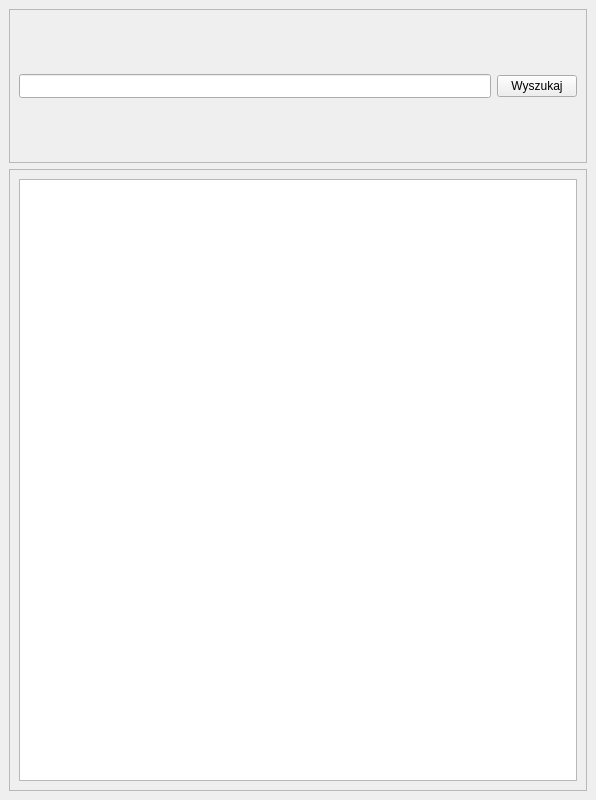
Before: the Qt Designer form nag_archmap_dockwidget_base.ui in dszrek/NAG_ArchMap, drawn with Qt 5.
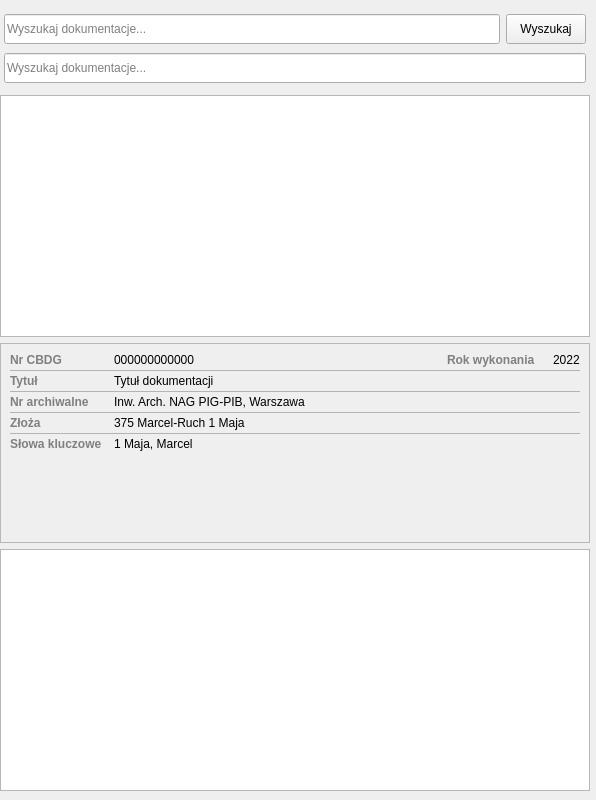
After: the same form once the commit is applied. Custom widgets are drawn as their Qt base class.

Commit message: Refaktoring ui, dodadnie widget'ów wyświetlających atrybuty zaznaczonej dokumentacji i tableview map

The edit to the form file:
```diff
--- a/nag_archmap_dockwidget_base.ui
+++ b/nag_archmap_dockwidget_base.ui
@@ -13,7 +13,7 @@
   <property name="minimumSize">
    <size>
     <width>592</width>
-    <height>780</height>
+    <height>456</height>
    </size>
   </property>
   <property name="windowTitle">
@@ -21,6 +21,18 @@
   </property>
   <widget class="QWidget" name="dockWidgetContents">
    <layout class="QVBoxLayout" name="verticalLayout">
+    <property name="leftMargin">
+     <number>0</number>
+    </property>
+    <property name="topMargin">
+     <number>9</number>
+    </property>
+    <property name="rightMargin">
+     <number>6</number>
+    </property>
+    <property name="bottomMargin">
+     <number>9</number>
+    </property>
     <item>
      <widget class="QFrame" name="frm_search">
       <property name="sizePolicy">
@@ -32,64 +44,503 @@
       <property name="minimumSize">
        <size>
         <width>0</width>
-        <height>154</height>
+        <height>80</height>
        </size>
       </property>
       <property name="frameShape">
-       <enum>QFrame::StyledPanel</enum>
+       <enum>QFrame::NoFrame</enum>
       </property>
       <property name="frameShadow">
        <enum>QFrame::Raised</enum>
       </property>
-      <layout class="QHBoxLayout" name="horizontalLayout">
+      <layout class="QVBoxLayout" name="verticalLayout_3">
+       <property name="spacing">
+        <number>2</number>
+       </property>
+       <property name="leftMargin">
+        <number>2</number>
+       </property>
+       <property name="topMargin">
+        <number>2</number>
+       </property>
+       <property name="rightMargin">
+        <number>2</number>
+       </property>
+       <property name="bottomMargin">
+        <number>2</number>
+       </property>
        <item>
-        <widget class="QLineEdit" name="le_search">
-         <property name="minimumSize">
-          <size>
-           <width>0</width>
-           <height>24</height>
-          </size>
+        <widget class="QFrame" name="frm_search_1">
+         <property name="frameShape">
+          <enum>QFrame::NoFrame</enum>
          </property>
+         <property name="frameShadow">
+          <enum>QFrame::Raised</enum>
+         </property>
+         <layout class="QHBoxLayout" name="horizontalLayout">
+          <property name="leftMargin">
+           <number>2</number>
+          </property>
+          <property name="topMargin">
+           <number>2</number>
+          </property>
+          <property name="rightMargin">
+           <number>2</number>
+          </property>
+          <property name="bottomMargin">
+           <number>2</number>
+          </property>
+          <item>
+           <widget class="QLineEdit" name="le_search">
+            <property name="minimumSize">
+             <size>
+              <width>0</width>
+              <height>30</height>
+             </size>
+            </property>
+            <property name="placeholderText">
+             <string>Wyszukaj dokumentacje...</string>
+            </property>
+           </widget>
+          </item>
+          <item>
+           <widget class="QPushButton" name="btn_search">
+            <property name="minimumSize">
+             <size>
+              <width>0</width>
+              <height>30</height>
+             </size>
+            </property>
+            <property name="text">
+             <string>Wyszukaj</string>
+            </property>
+           </widget>
+          </item>
+         </layout>
         </widget>
        </item>
        <item>
-        <widget class="QPushButton" name="btn_search">
-         <property name="text">
-          <string>Wyszukaj</string>
+        <widget class="QFrame" name="frm_search_2">
+         <property name="frameShape">
+          <enum>QFrame::NoFrame</enum>
          </property>
+         <property name="frameShadow">
+          <enum>QFrame::Raised</enum>
+         </property>
+         <layout class="QVBoxLayout" name="verticalLayout_4">
+          <property name="leftMargin">
+           <number>2</number>
+          </property>
+          <property name="topMargin">
+           <number>2</number>
+          </property>
+          <property name="rightMargin">
+           <number>2</number>
+          </property>
+          <property name="bottomMargin">
+           <number>2</number>
+          </property>
+          <item>
+           <widget class="QgsFilterLineEdit" name="le_filter_search">
+            <property name="minimumSize">
+             <size>
+              <width>0</width>
+              <height>30</height>
+             </size>
+            </property>
+            <property name="placeholderText">
+             <string>Wyszukaj dokumentacje...</string>
+            </property>
+            <property name="clearButtonEnabled">
+             <bool>false</bool>
+            </property>
+            <property name="showSearchIcon">
+             <bool>true</bool>
+            </property>
+            <property name="showSpinner">
+             <bool>false</bool>
+            </property>
+            <property name="qgisRelation" stdset="0">
+             <string notr="true"/>
+            </property>
+           </widget>
+          </item>
+         </layout>
         </widget>
        </item>
       </layout>
      </widget>
     </item>
     <item>
-     <widget class="QFrame" name="frm_tv">
+     <widget class="QTableView" name="tv_dok">
+      <property name="selectionMode">
+       <enum>QAbstractItemView::SingleSelection</enum>
+      </property>
+      <property name="selectionBehavior">
+       <enum>QAbstractItemView::SelectRows</enum>
+      </property>
+      <attribute name="verticalHeaderVisible">
+       <bool>false</bool>
+      </attribute>
+     </widget>
+    </item>
+    <item>
+     <widget class="QStackedWidget" name="stacked_dok">
+      <property name="sizePolicy">
+       <sizepolicy hsizetype="Expanding" vsizetype="Fixed">
+        <horstretch>0</horstretch>
+        <verstretch>0</verstretch>
+       </sizepolicy>
+      </property>
+      <property name="minimumSize">
+       <size>
+        <width>0</width>
+        <height>200</height>
+       </size>
+      </property>
       <property name="frameShape">
        <enum>QFrame::StyledPanel</enum>
       </property>
       <property name="frameShadow">
-       <enum>QFrame::Raised</enum>
+       <enum>QFrame::Plain</enum>
       </property>
-      <layout class="QVBoxLayout" name="verticalLayout_2">
-       <item>
-        <widget class="QTableView" name="tv_dok">
-         <property name="selectionMode">
-          <enum>QAbstractItemView::SingleSelection</enum>
-         </property>
-         <property name="selectionBehavior">
-          <enum>QAbstractItemView::SelectRows</enum>
-         </property>
-         <attribute name="verticalHeaderVisible">
-          <bool>false</bool>
-         </attribute>
-        </widget>
-       </item>
-      </layout>
+      <property name="currentIndex">
+       <number>1</number>
+      </property>
+      <widget class="QWidget" name="page_0"/>
+      <widget class="QWidget" name="page_1">
+       <layout class="QVBoxLayout" name="verticalLayout_6">
+        <item>
+         <widget class="QFrame" name="frm_dok_details_1">
+          <property name="frameShape">
+           <enum>QFrame::NoFrame</enum>
+          </property>
+          <property name="frameShadow">
+           <enum>QFrame::Plain</enum>
+          </property>
+          <layout class="QGridLayout" name="gridLayout">
+           <property name="leftMargin">
+            <number>0</number>
+           </property>
+           <property name="topMargin">
+            <number>0</number>
+           </property>
+           <property name="rightMargin">
+            <number>0</number>
+           </property>
+           <property name="bottomMargin">
+            <number>0</number>
+           </property>
+           <property name="horizontalSpacing">
+            <number>12</number>
+           </property>
+           <property name="verticalSpacing">
+            <number>2</number>
+           </property>
+           <item row="8" column="0">
+            <widget class="QLabel" name="l_tag_t">
+             <property name="sizePolicy">
+              <sizepolicy hsizetype="Fixed" vsizetype="Preferred">
+               <horstretch>0</horstretch>
+               <verstretch>0</verstretch>
+              </sizepolicy>
+             </property>
+             <property name="minimumSize">
+              <size>
+               <width>85</width>
+               <height>0</height>
+              </size>
+             </property>
+             <property name="styleSheet">
+              <string notr="true">font-weight: bold;
+color: grey;</string>
+             </property>
+             <property name="text">
+              <string>Słowa kluczowe</string>
+             </property>
+            </widget>
+           </item>
+           <item row="6" column="0">
+            <widget class="QLabel" name="l_zloza_t">
+             <property name="sizePolicy">
+              <sizepolicy hsizetype="Fixed" vsizetype="Preferred">
+               <horstretch>0</horstretch>
+               <verstretch>0</verstretch>
+              </sizepolicy>
+             </property>
+             <property name="minimumSize">
+              <size>
+               <width>85</width>
+               <height>0</height>
+              </size>
+             </property>
+             <property name="styleSheet">
+              <string notr="true">font-weight: bold;
+color: grey;</string>
+             </property>
+             <property name="text">
+              <string>Złoża</string>
+             </property>
+            </widget>
+           </item>
+           <item row="1" column="0" colspan="4">
+            <widget class="Line" name="line">
+             <property name="styleSheet">
+              <string notr="true">color: rgb(180, 180, 180);</string>
+             </property>
+             <property name="frameShadow">
+              <enum>QFrame::Plain</enum>
+             </property>
+             <property name="orientation">
+              <enum>Qt::Horizontal</enum>
+             </property>
+            </widget>
+           </item>
+           <item row="8" column="1" colspan="3">
+            <widget class="QLabel" name="l_tag">
+             <property name="text">
+              <string>1 Maja, Marcel</string>
+             </property>
+            </widget>
+           </item>
+           <item row="4" column="0">
+            <widget class="QLabel" name="l_nr_arch_t">
+             <property name="sizePolicy">
+              <sizepolicy hsizetype="Fixed" vsizetype="Preferred">
+               <horstretch>0</horstretch>
+               <verstretch>0</verstretch>
+              </sizepolicy>
+             </property>
+             <property name="minimumSize">
+              <size>
+               <width>85</width>
+               <height>0</height>
+              </size>
+             </property>
+             <property name="styleSheet">
+              <string notr="true">font-weight: bold;
+color: grey;</string>
+             </property>
+             <property name="text">
+              <string>Nr archiwalne</string>
+             </property>
+            </widget>
+           </item>
+           <item row="0" column="1">
+            <widget class="QLabel" name="l_cbdgid">
+             <property name="sizePolicy">
+              <sizepolicy hsizetype="Expanding" vsizetype="Preferred">
+               <horstretch>0</horstretch>
+               <verstretch>0</verstretch>
+              </sizepolicy>
+             </property>
+             <property name="text">
+              <string>000000000000</string>
+             </property>
+            </widget>
+           </item>
+           <item row="0" column="2">
+            <widget class="QLabel" name="l_dok_rok_t">
+             <property name="sizePolicy">
+              <sizepolicy hsizetype="Maximum" vsizetype="Preferred">
+               <horstretch>0</horstretch>
+               <verstretch>0</verstretch>
+              </sizepolicy>
+             </property>
+             <property name="styleSheet">
+              <string notr="true">font-weight: bold;
+color: grey;</string>
+             </property>
+             <property name="text">
+              <string>Rok wykonania  </string>
+             </property>
+            </widget>
+           </item>
+           <item row="0" column="3">
+            <widget class="QLabel" name="l_dok_rok">
+             <property name="sizePolicy">
+              <sizepolicy hsizetype="Fixed" vsizetype="Preferred">
+               <horstretch>0</horstretch>
+               <verstretch>0</verstretch>
+              </sizepolicy>
+             </property>
+             <property name="minimumSize">
+              <size>
+               <width>25</width>
+               <height>0</height>
+              </size>
+             </property>
+             <property name="text">
+              <string>2022</string>
+             </property>
+            </widget>
+           </item>
+           <item row="0" column="0">
+            <widget class="QLabel" name="l_cbdgid_t">
+             <property name="sizePolicy">
+              <sizepolicy hsizetype="Fixed" vsizetype="Preferred">
+               <horstretch>0</horstretch>
+               <verstretch>0</verstretch>
+              </sizepolicy>
+             </property>
+             <property name="minimumSize">
+              <size>
+               <width>85</width>
+               <height>0</height>
+              </size>
+             </property>
+             <property name="styleSheet">
+              <string notr="true">font-weight: bold;
+color: grey;</string>
+             </property>
+             <property name="text">
+              <string>Nr CBDG  </string>
+             </property>
+             <property name="margin">
+              <number>0</number>
+             </property>
+            </widget>
+           </item>
+           <item row="4" column="1" colspan="3">
+            <widget class="QLabel" name="l_tytul_2">
+             <property name="sizePolicy">
+              <sizepolicy hsizetype="Expanding" vsizetype="Preferred">
+               <horstretch>0</horstretch>
+               <verstretch>0</verstretch>
+              </sizepolicy>
+             </property>
+             <property name="text">
+              <string>Inw. Arch. NAG PIG-PIB, Warszawa</string>
+             </property>
+             <property name="wordWrap">
+              <bool>true</bool>
+             </property>
+            </widget>
+           </item>
+           <item row="3" column="0" colspan="4">
+            <widget class="Line" name="line_2">
+             <property name="styleSheet">
+              <string notr="true">color: rgb(180, 180, 180);</string>
+             </property>
+             <property name="frameShadow">
+              <enum>QFrame::Plain</enum>
+             </property>
+             <property name="orientation">
+              <enum>Qt::Horizontal</enum>
+             </property>
+            </widget>
+           </item>
+           <item row="2" column="0">
+            <widget class="QLabel" name="l_tytul_t">
+             <property name="sizePolicy">
+              <sizepolicy hsizetype="Fixed" vsizetype="Preferred">
+               <horstretch>0</horstretch>
+               <verstretch>0</verstretch>
+              </sizepolicy>
+             </property>
+             <property name="minimumSize">
+              <size>
+               <width>85</width>
+               <height>0</height>
+              </size>
+             </property>
+             <property name="styleSheet">
+              <string notr="true">font-weight: bold;
+color: grey;</string>
+             </property>
+             <property name="frameShape">
+              <enum>QFrame::NoFrame</enum>
+             </property>
+             <property name="text">
+              <string>Tytuł</string>
+             </property>
+            </widget>
+           </item>
+           <item row="2" column="1" colspan="3">
+            <widget class="QLabel" name="l_tytul">
+             <property name="sizePolicy">
+              <sizepolicy hsizetype="Expanding" vsizetype="Preferred">
+               <horstretch>0</horstretch>
+               <verstretch>0</verstretch>
+              </sizepolicy>
+             </property>
+             <property name="text">
+              <string>Tytuł dokumentacji</string>
+             </property>
+             <property name="wordWrap">
+              <bool>true</bool>
+             </property>
+            </widget>
+           </item>
+           <item row="7" column="0" colspan="4">
+            <widget class="Line" name="line_4">
+             <property name="styleSheet">
+              <string notr="true">color: rgb(180, 180, 180);</string>
+             </property>
+             <property name="frameShadow">
+              <enum>QFrame::Plain</enum>
+             </property>
+             <property name="orientation">
+              <enum>Qt::Horizontal</enum>
+             </property>
+            </widget>
+           </item>
+           <item row="6" column="1" colspan="3">
+            <widget class="QLabel" name="l_zloza">
+             <property name="text">
+              <string>375 Marcel-Ruch 1 Maja</string>
+             </property>
+             <property name="wordWrap">
+              <bool>true</bool>
+             </property>
+            </widget>
+           </item>
+           <item row="5" column="0" colspan="4">
+            <widget class="Line" name="line_3">
+             <property name="styleSheet">
+              <string notr="true">color: rgb(180, 180, 180);</string>
+             </property>
+             <property name="frameShadow">
+              <enum>QFrame::Plain</enum>
+             </property>
+             <property name="orientation">
+              <enum>Qt::Horizontal</enum>
+             </property>
+            </widget>
+           </item>
+           <item row="9" column="0" colspan="4">
+            <spacer name="verticalSpacer_2">
+             <property name="orientation">
+              <enum>Qt::Vertical</enum>
+             </property>
+             <property name="sizeHint" stdset="0">
+              <size>
+               <width>20</width>
+               <height>40</height>
+              </size>
+             </property>
+            </spacer>
+           </item>
+          </layout>
+         </widget>
+        </item>
+       </layout>
+      </widget>
      </widget>
     </item>
+    <item>
+     <widget class="QTableView" name="tv_map"/>
+    </item>
    </layout>
   </widget>
  </widget>
+ <customwidgets>
+  <customwidget>
+   <class>QgsFilterLineEdit</class>
+   <extends>QLineEdit</extends>
+   <header>qgsfilterlineedit.h</header>
+  </customwidget>
+ </customwidgets>
  <resources/>
  <connections/>
 </ui>
```
The commit also changes 2 other files.
